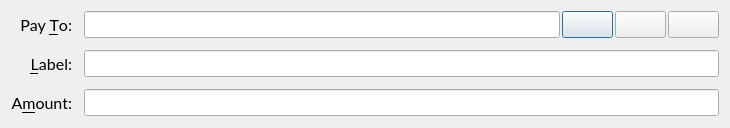
Before: the Qt Designer form src/qt/forms/sendcoinsentry.ui in VeriConomy/vericoin, drawn with Qt 5.
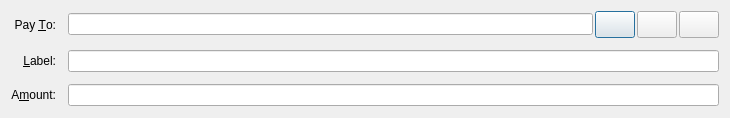
After: the same form once the commit is applied. Icons and pictures are not drawn. Custom widgets are drawn as their Qt base class.

Commit message: more on mac fonts

What changed in the file:
```diff
--- a/src/qt/forms/sendcoinsentry.ui
+++ b/src/qt/forms/sendcoinsentry.ui
@@ -10,11 +10,6 @@
     <height>180</height>
    </rect>
   </property>
-  <property name="font">
-   <font>
-    <pointsize>12</pointsize>
-   </font>
-  </property>
   <property name="windowTitle">
    <string>Form</string>
   </property>
@@ -30,11 +25,6 @@
    </property>
    <item row="3" column="0">
     <widget class="QLabel" name="label_2">
-     <property name="font">
-      <font>
-       <family>Lato</family>
-      </font>
-     </property>
      <property name="text">
       <string>Pay &amp;To:</string>
      </property>
@@ -65,11 +55,6 @@
    </item>
    <item row="4" column="0">
     <widget class="QLabel" name="label_4">
-     <property name="font">
-      <font>
-       <family>Lato</family>
-      </font>
-     </property>
      <property name="text">
       <string>&amp;Label:</string>
      </property>
@@ -209,11 +194,6 @@
    </item>
    <item row="5" column="0">
     <widget class="QLabel" name="label">
-     <property name="font">
-      <font>
-       <family>Lato</family>
-      </font>
-     </property>
      <property name="text">
       <string>A&amp;mount:</string>
      </property>
```
The commit also changes 32 other files.
